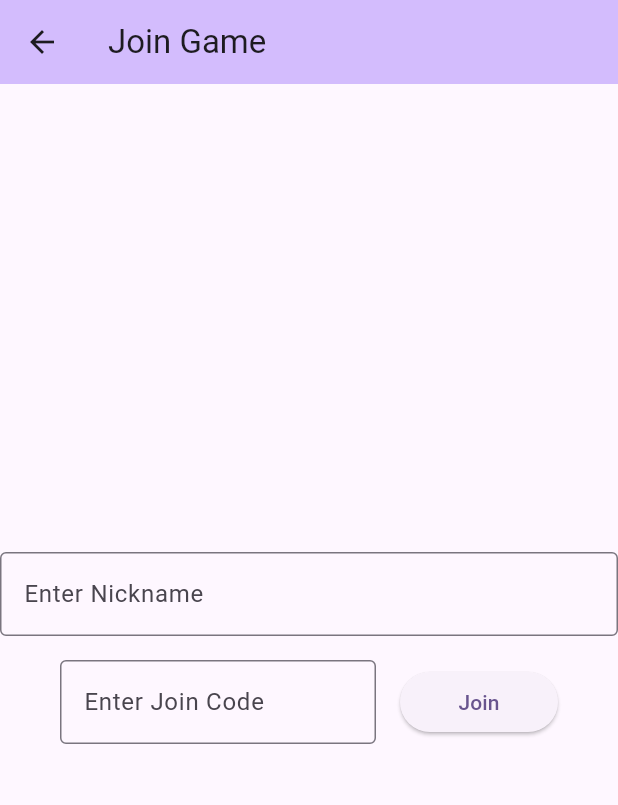
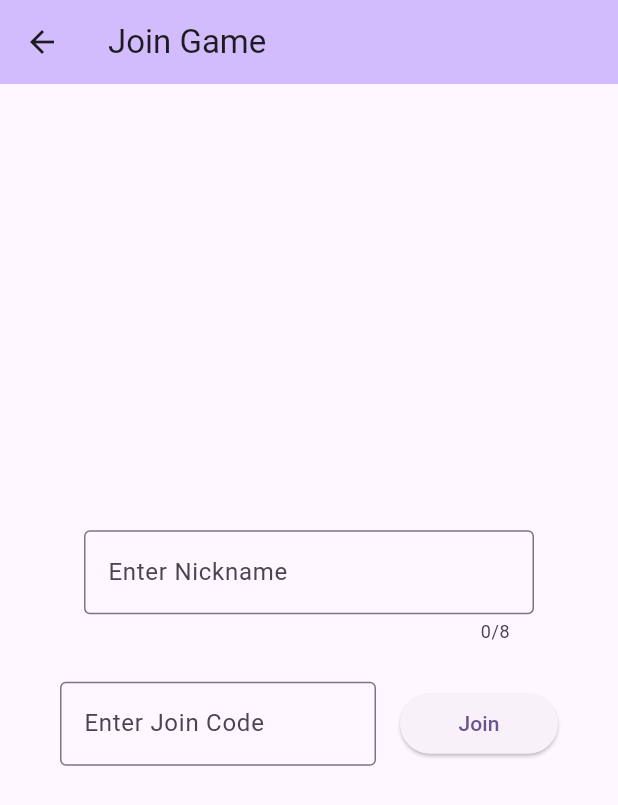
Before and after one commit to WatsonK98/whatahoot, a Flutter app: the JoinGamePage screen opened directly, after a tap on "Join", on a phone screen of 412 x 824 dp. Shown: the top 805 px of the screen. Run offline on Flutter 3.47's test engine with Material 2 defaults, Android fonts, the phone set to English and light mode, and no system bars; our stand-ins replace firebase_auth, firebase_core, firebase_database, qr_flutter, shared_preferences; accounts and stored records are empty; network calls fail.

Commit message:
added first game page

```diff
--- a/lib/pages/join_game.dart
+++ b/lib/pages/join_game.dart
@@ -2,6 +2,7 @@ import 'package:flutter/material.dart';
 import 'package:shared_preferences/shared_preferences.dart';
 import 'package:firebase_auth/firebase_auth.dart';
 import 'package:firebase_database/firebase_database.dart';
+import 'whata_caption.dart';
 
 class JoinGamePage extends StatefulWidget {
   const JoinGamePage({super.key});
@@ -17,8 +18,16 @@ class _JoinGamePageState extends State<JoinGamePage> {
 
   Future<void> _setJoinCode() async {
     final SharedPreferences prefs = await _prefs;
+    await FirebaseAuth.instance.signInAnonymously();
+    String? playerId = FirebaseAuth.instance.currentUser?.uid;
+    DatabaseReference serverRef = FirebaseDatabase.instance.ref().child('/server/${_joinCodeController.text}');
+    DatabaseReference playerRef = FirebaseDatabase.instance.ref().child('$serverRef/players/$playerId');
+    playerRef.set({
+      'name': _nicknameController.text,
+      'votes': 0
+    });
     setState(() {
-      prefs.setString('joinCode', _joinCodeController.text!);
+      prefs.setString('playerRef', '$playerRef');
       prefs.setString('clientName', _nicknameController.text!);
     });
   }
@@ -41,11 +50,16 @@ class _JoinGamePageState extends State<JoinGamePage> {
         child: Column(
           mainAxisAlignment: MainAxisAlignment.center,
           children: <Widget>[
-            TextField(
-              controller: _nicknameController,
-              decoration: const InputDecoration(
-                border: OutlineInputBorder(),
-                hintText: 'Enter Nickname',
+            SizedBox(
+              width: 300,
+              height: 85,
+              child: TextField(
+                controller: _nicknameController,
+                decoration: const InputDecoration(
+                  border: OutlineInputBorder(),
+                  hintText: 'Enter Nickname',
+                ),
+                maxLength: 8,
               ),
             ),
             Padding(
@@ -67,7 +81,9 @@ class _JoinGamePageState extends State<JoinGamePage> {
                     ElevatedButton(
                         onPressed: () {
                           _setJoinCode().then((_) {
-
+                            Navigator.push(context,
+                                MaterialPageRoute(
+                                    builder: (context) => const WhataCaptionPage()));
                           });
                         },
                         child: const Text("Join"),
```
Also changed, not shown: lib/pages/create_game.dart (+5 -2 lines), lib/pages/qr_join.dart (+4 -4 lines).
